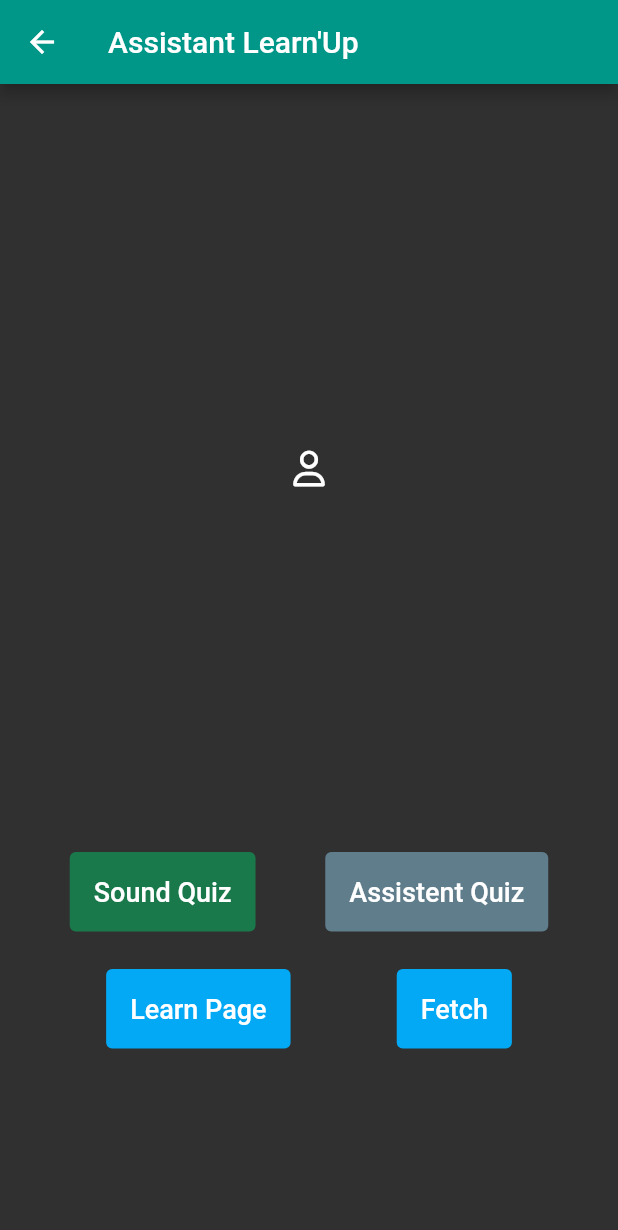
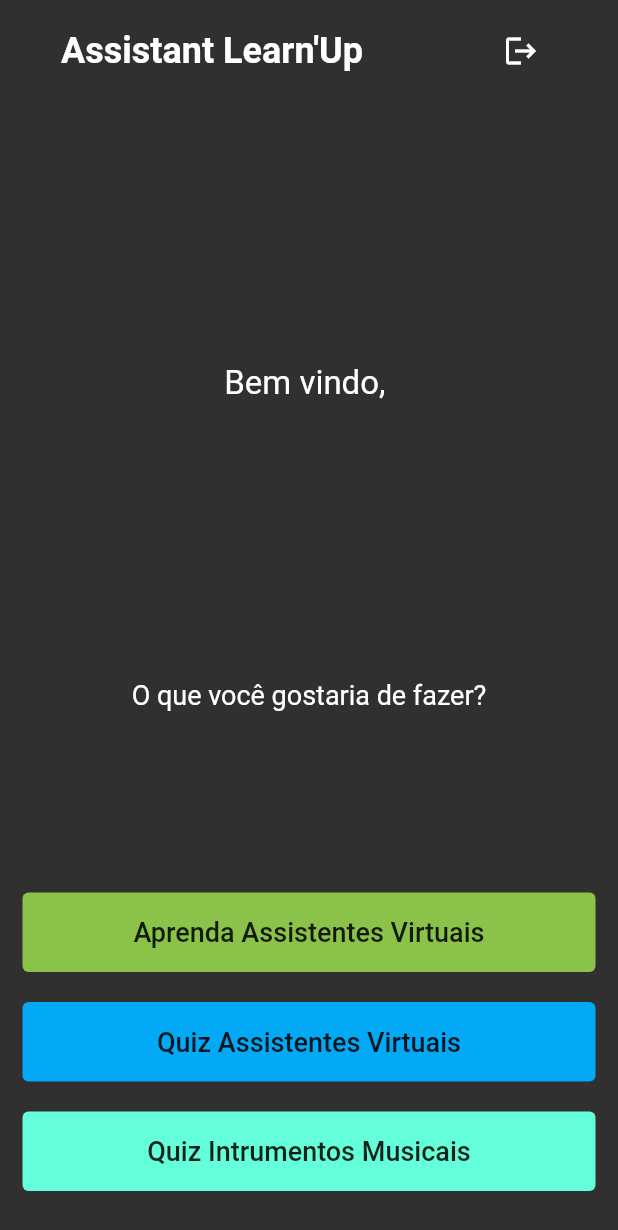
Before and after one commit to Aan3dree/AssistantLearnUP, a Flutter app: the HomePage screen opened by its route, on a phone screen of 412 x 824 dp. Shown: the top 1230 px of the screen. Run offline on Flutter 3.47's test engine with Material 2 defaults, Android fonts, the phone set to English and light mode, and no system bars; our stand-ins replace audioplayers, firebase_auth, firebase_core, font_awesome_flutter, modal_progress_hud_nsn and 1 more; missing offline and left inert: dart:ffi; accounts and stored records are empty.

Commit message:
refactor layouts and show username

```diff
--- a/src/lib/pages/home.dart
+++ b/src/lib/pages/home.dart
@@ -6,9 +6,7 @@ import 'sound_quiz_page.dart';
 import 'assistant_quiz_page.dart';
 import 'learn_page.dart';
 import '../services/httpHelper.dart';
-//TODO app bar
-//TODO butoes
-//TODO hello user name
+import '../components/my_button.dart';
 
 HttpHelper httpHelper = HttpHelper();
 
@@ -21,7 +19,7 @@ class HomePage extends StatefulWidget {
 
 class _HomePageState extends State<HomePage> {
   final _auth = FirebaseAuth.instance;
-  late User? logedUser;
+  User? logedUser;
 
   Future getCurentUser() async {
     final user = await _auth.currentUser;
@@ -36,115 +34,92 @@ class _HomePageState extends State<HomePage> {
   @override
   void initState() {
     super.initState();
-    getCurentUser();
+    getCurentUser().whenComplete(() {
+      setState(() {});
+    });
   }
 
   @override
   Widget build(BuildContext context) {
+    print(logedUser?.displayName);
     return Scaffold(
-      appBar: AppBar(
-        title: Text('Assistant Learn\'Up'),
-        backgroundColor: Colors.teal,
+      body: SafeArea(
+        child: Column(
+          mainAxisAlignment: MainAxisAlignment.center,
+          crossAxisAlignment: CrossAxisAlignment.stretch,
+          children: [
+            SizedBox(
+              height: 10,
             ),
-      body: Column(
+            Row(
+              mainAxisAlignment: MainAxisAlignment.spaceAround,
               children: [
+                Text(
+                  'Assistant Learn\'Up',
+                  textAlign: TextAlign.center,
+                  style: TextStyle(fontSize: 24, fontWeight: FontWeight.bold),
+                ),
+                IconButton(
+                    onPressed: () {
+                      _auth.signOut();
+                    },
+                    icon: Icon(Icons.logout))
+              ],
+            ),
             Expanded(
-            flex: 2,
-            child: Icon(
-              FontAwesomeIcons.user,
-              color: Colors.white,
+              flex: 3,
+              child: Row(
+                mainAxisAlignment: MainAxisAlignment.center,
+                children: [
+                  Text(
+                    'Bem vindo, ${logedUser?.displayName}',
+                    style: TextStyle(fontSize: 22),
+                  ),
+                ],
               ),
             ),
             Expanded(
-            child: Column(
-              crossAxisAlignment: CrossAxisAlignment.stretch,
-              children: [
-                Row(
-                  mainAxisAlignment: MainAxisAlignment.spaceEvenly,
-                  children: [
-                    TextButton(
-                      style: TextButton.styleFrom(
-                        backgroundColor: Color.fromARGB(255, 26, 121, 75),
+              child: Text(
+                "O que você gostaria de fazer?",
+                textAlign: TextAlign.center,
+                style: TextStyle(fontSize: 18),
               ),
-                      onPressed: () {
+            ),
+            MyButton(
+                buttonColor: Colors.lightGreen,
+                buttonLabel: 'Aprenda Assistentes Virtuais',
+                onPress: () {
+                  Navigator.push(
+                      context,
+                      MaterialPageRoute(
+                          builder: (BuildContext context) =>
+                              LearnAssistantPage()));
+                }),
+            MyButton(
+                buttonColor: Colors.lightBlue,
+                buttonLabel: 'Quiz Assistentes Virtuais',
+                onPress: () {
+                  Navigator.push(
+                      context,
+                      MaterialPageRoute(
+                          builder: (BuildContext context) =>
+                              AssistantQuizPage()));
+                }),
+            MyButton(
+                buttonColor: Colors.tealAccent,
+                buttonLabel: 'Quiz Intrumentos Musicais',
+                onPress: () {
                   Navigator.push(
                       context,
                       MaterialPageRoute(
                           builder: (BuildContext context) =>
                               SoundQuestionPage()));
-                      },
-                      child: Padding(
-                        padding: const EdgeInsets.all(8.0),
-                        child: Text(
-                          'Sound Quiz',
-                          style: TextStyle(color: Colors.white, fontSize: 18),
-                        ),
-                      ),
-                    ),
-                    TextButton(
-                      style: TextButton.styleFrom(
-                          backgroundColor: Colors.blueGrey),
-                      onPressed: () {
-                        Navigator.push(
-                            context,
-                            MaterialPageRoute(
-                                builder: (BuildContext context) =>
-                                    AssistantQuizPage()));
-                      },
-                      child: Padding(
-                        padding: const EdgeInsets.all(8.0),
-                        child: Text(
-                          'Assistent Quiz',
-                          style: TextStyle(color: Colors.white, fontSize: 18),
-                        ),
-                      ),
-                    ),
+                }),
+            SizedBox(
+              height: 20,
+            )
           ],
         ),
-                SizedBox(
-                  height: 25,
-                ),
-                Row(
-                  mainAxisAlignment: MainAxisAlignment.spaceEvenly,
-                  children: [
-                    TextButton(
-                      style: TextButton.styleFrom(
-                          backgroundColor: Colors.lightBlue),
-                      onPressed: () {
-                        Navigator.push(
-                            context,
-                            MaterialPageRoute(
-                                builder: (BuildContext context) =>
-                                    LearnAssistantPage()));
-                      },
-                      child: Padding(
-                        padding: const EdgeInsets.all(8.0),
-                        child: Text(
-                          'Learn Page',
-                          style: TextStyle(color: Colors.white, fontSize: 18),
-                        ),
-                      ),
-                    ),
-                    TextButton(
-                      style: TextButton.styleFrom(
-                          backgroundColor: Colors.lightBlue),
-                      onPressed: () {
-                        httpHelper.fetchData();
-                      },
-                      child: Padding(
-                        padding: const EdgeInsets.all(8.0),
-                        child: Text(
-                          'Fetch',
-                          style: TextStyle(color: Colors.white, fontSize: 18),
-                        ),
-                      ),
-                    ),
-                  ],
-                ),
-              ],
-            ),
-          )
-        ],
       ),
     );
   }
```
Lines whose indentation alone changed are shown as unchanged.
